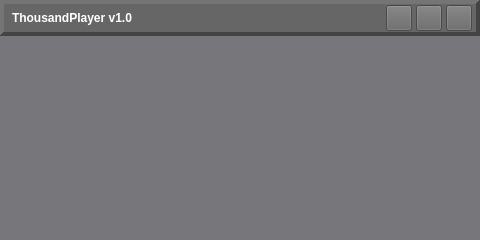
Before: the Qt Designer form source/ui/tp_mainwindow.ui in ZXfkSIE/ThousandPlayer, drawn with Qt 5.
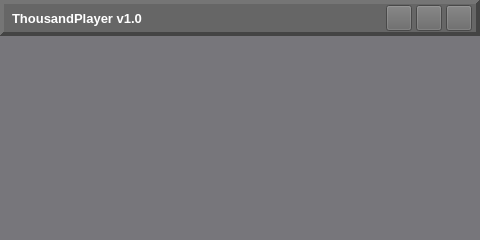
After: the same form once the commit is applied. Custom widgets are drawn as their Qt base class.

```diff
--- a/source/ui/tp_mainwindow.ui
+++ b/source/ui/tp_mainwindow.ui
@@ -105,6 +105,7 @@
        <widget class="QLabel" name="label_Title">
         <property name="font">
          <font>
+          <pointsize>10</pointsize>
           <weight>75</weight>
           <italic>false</italic>
           <bold>true</bold>
```
